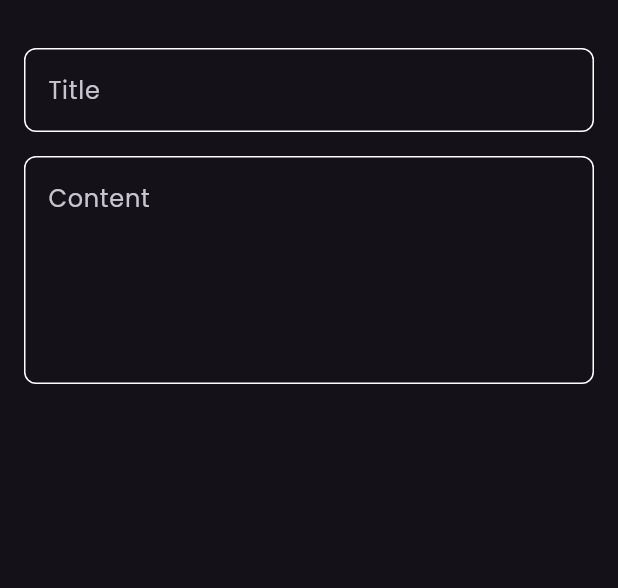
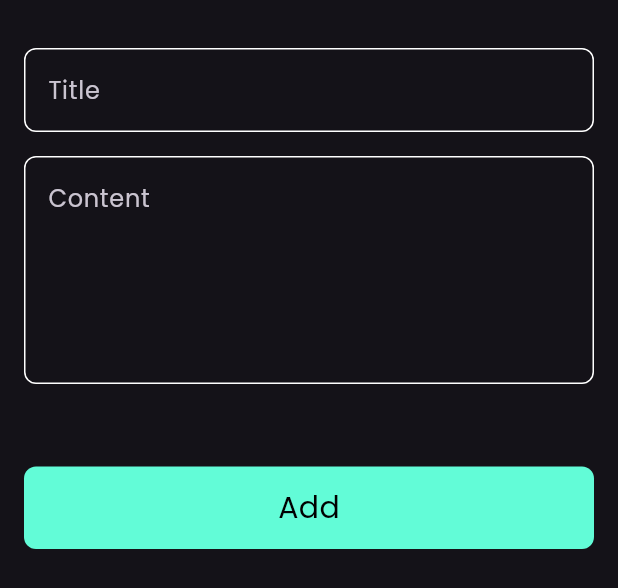
Before and after one commit to Sayed365/notes_app, a Flutter app: the AddNoteBottomSheet widget shown alone on an empty page, opened directly, on a phone screen of 412 x 824 dp. Shown: the top 588 px of the screen. Run offline on Flutter 3.47's test engine with Material 3 defaults, Android fonts, the phone set to English and light mode, and no system bars; our stand-ins replace font_awesome_flutter.

Commit message:
finish notes botton sheet

```diff
--- a/lib/views/widgets/add_note_bottom_sheet.dart
+++ b/lib/views/widgets/add_note_bottom_sheet.dart
@@ -1,4 +1,5 @@
 import 'package:flutter/material.dart';
+import 'package:notes_app/views/widgets/custom_botton.dart';
 import 'package:notes_app/views/widgets/custom_text_field.dart';
 
 class AddNoteBottomSheet extends StatelessWidget {
@@ -6,8 +7,9 @@ class AddNoteBottomSheet extends StatelessWidget {
 
   @override
   Widget build(BuildContext context) {
-    return const  Padding(
+    return const Padding(
       padding: EdgeInsets.symmetric(horizontal: 16),
+      child: SingleChildScrollView(
         child: Column(
           children: [
             SizedBox(
@@ -23,7 +25,16 @@ class AddNoteBottomSheet extends StatelessWidget {
               hintText: 'Content',
               maxLines: 5,
             ),
+
+            SizedBox(
+              height: 55,
+            ),
+            CustomBotton(),
+            SizedBox(
+              height: 16,
+            ),
           ],
+        ),
       ),
     );
   }
--- /dev/null
+++ b/lib/views/widgets/custom_botton.dart
@@ -0,0 +1,28 @@
+import 'package:flutter/material.dart';
+import 'package:notes_app/constants.dart';
+
+class CustomBotton extends StatelessWidget {
+  const CustomBotton({super.key});
+
+  @override
+  Widget build(BuildContext context) {
+    return Container(
+      width: MediaQuery.of(context).size.width,
+      height: 55,
+      decoration: BoxDecoration(
+        color: kPrimaryColor,
+        borderRadius: BorderRadius.circular(8),
+      ),
+      child: const Center(
+        child: Text(
+          'Add',
+          style: TextStyle(
+            color: Colors.black,
+            fontSize: 20,
+            fontWeight: FontWeight.w500
+          ),
+        ),
+      ),
+    );
+  }
+}
```
Lines whose indentation alone changed are shown as unchanged.
